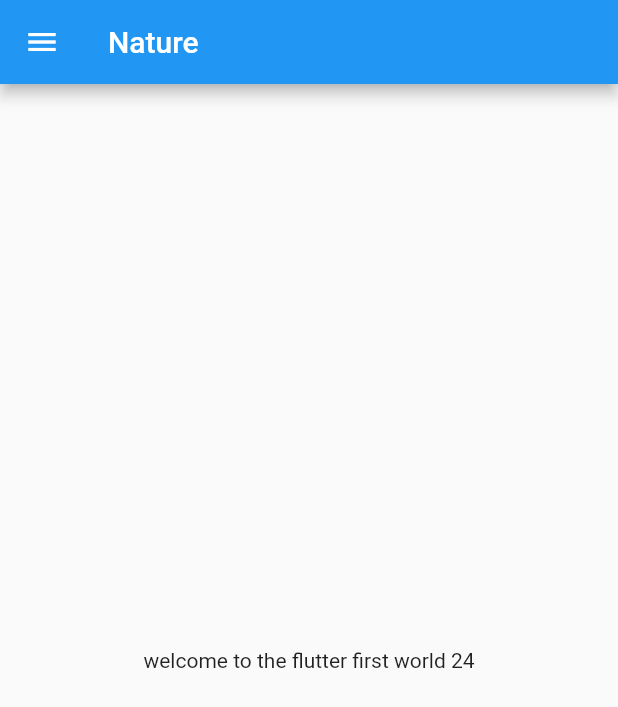
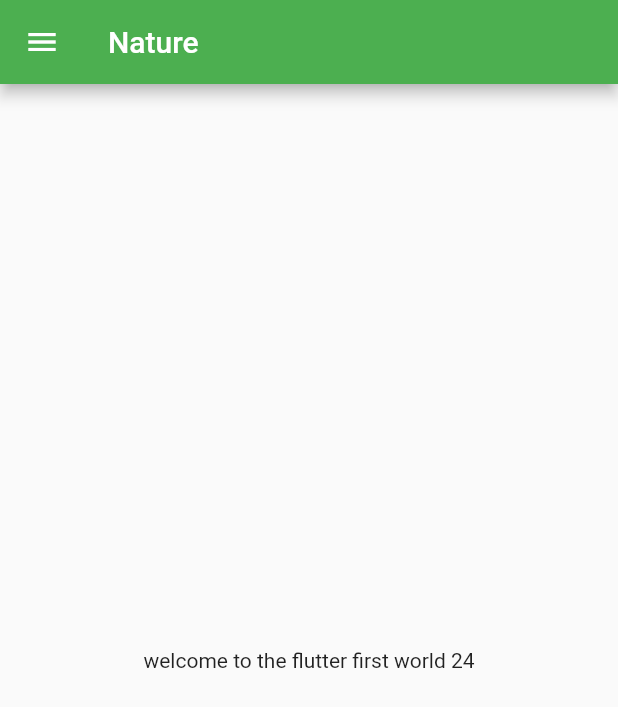
Before and after one commit to Rahul-decoder/Myfirstapp, a Flutter app: the screen it shows after launch, on a phone screen of 412 x 824 dp. Shown: the top 707 px of the screen. Run offline on Flutter 3.47's test engine with Material 2 defaults, Android fonts, the light colour scheme and no system bars.

Commit message:
Day3 completed

```diff
--- a/lib/main.dart
+++ b/lib/main.dart
@@ -1,6 +1,7 @@
 import 'package:flutter/material.dart';
+import 'package:myfirst_one/Pages/login_page.dart';
 
-import 'home_page.dart';
+import 'Pages/home_page.dart';
 
 void main() {
   runApp(const MyApp());
@@ -13,7 +14,15 @@
   @override
   Widget build(BuildContext context) {
     return MaterialApp(
-      home: HomePage(),
+      themeMode: ThemeMode.light,
+      theme: ThemeData(primarySwatch: Colors.green),
+      darkTheme: ThemeData(
+        brightness: Brightness.dark,
+      ),
+      routes: {
+        "/": (context) => HomePage(),
+        "/login": (context) => LoginPage(),
+      },
     );
   }
 }
```
Also changed, not shown: lib/Pages/login_page.dart (added, +12 -0 lines), lib/Pages/home_page.dart (renamed from lib/home_page.dart).
